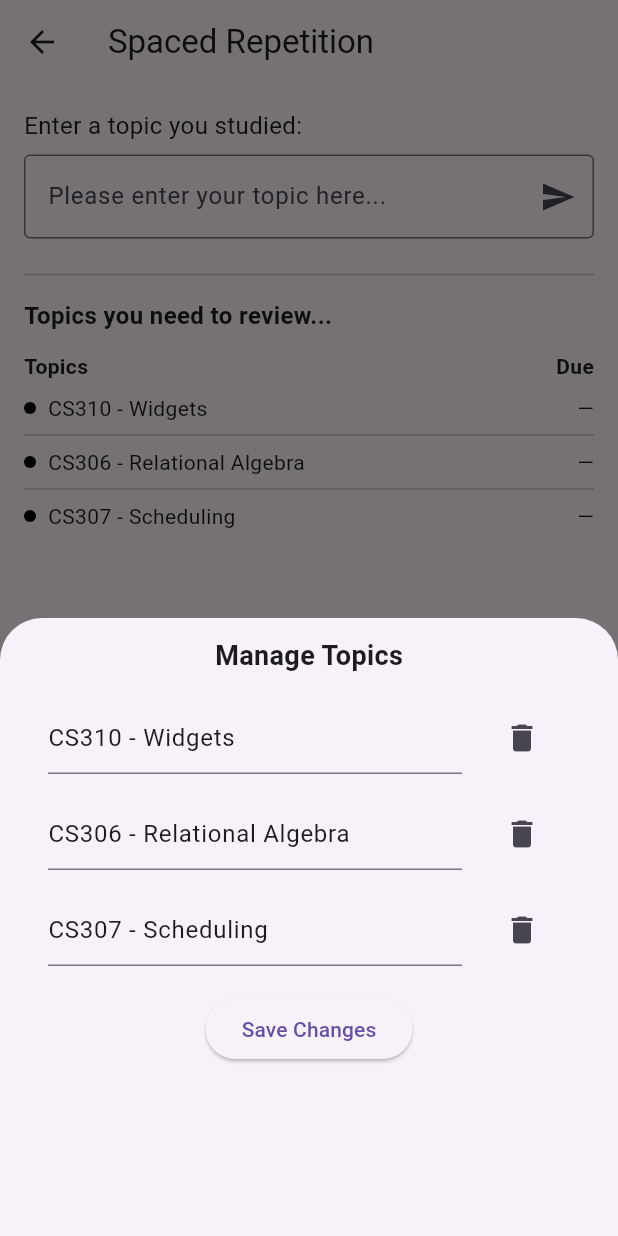
After one commit to eka026/meliusfocus, a Flutter app: the SpacedRepetitionScreen screen opened by its route, after a tap on "Manage the topics", on a phone screen of 412 x 824 dp. The commit adds this screen. Run offline on Flutter 3.47's test engine with Material 3 defaults, Android fonts, the phone set to English and light mode, and no system bars.

Commit message:
Developed the spaced repetition page

```diff
--- a/lib/homescreen.dart
+++ b/lib/homescreen.dart
@@ -62,7 +62,7 @@ class HomeScreen extends StatelessWidget {
                     title: 'Spaced Repetition',
                     subtitle: 'Create a spaced repetition plan',
                     onTap: () {
-                      // To be implemented
+                      Navigator.pushNamed(context, '/spaced_repetition');
                     },
                   ),
                   _HomeButton(
--- a/lib/main.dart
+++ b/lib/main.dart
@@ -7,6 +7,7 @@ import 'leaderboard.dart';
 import 'settings.dart';
 import 'login_signup_screen.dart';
 import 'profile_page.dart';
+import 'spaced_repetition.dart';
 
 void main() {
   runApp(const MyApp());
@@ -29,6 +30,7 @@ class MyApp extends StatelessWidget {
         '/leaderboard': (context) => const LeaderboardScreen(),
         '/settings': (context) => const SettingsScreen(),
         '/profile': (context) => const ProfilePage(),
+        '/spaced_repetition' : (context) => const SpacedRepetitionScreen(),
       },
     );
   }
--- /dev/null
+++ b/lib/spaced_repetition.dart
@@ -0,0 +1,241 @@
+import 'package:flutter/material.dart';
+
+/// SpacedRepetitionScreen is registered in main.dart under '/spaced_repetition'.
+class SpacedRepetitionScreen extends StatefulWidget {
+  const SpacedRepetitionScreen({Key? key}) : super(key: key);
+
+  @override
+  State<SpacedRepetitionScreen> createState() => _SpacedRepetitionScreenState();
+}
+
+class _SpacedRepetitionScreenState extends State<SpacedRepetitionScreen> {
+  final TextEditingController _controller = TextEditingController();
+
+  /// List of topics with a due date or description
+  final List<String> _topics = [
+    'CS310 - Widgets',
+    'CS306 - Relational Algebra',
+    'CS307 - Scheduling',
+  ];
+
+  @override
+  void dispose() {
+    _controller.dispose();
+    super.dispose();
+  }
+
+  void _addTopic(String title) {
+    if (title.trim().isEmpty) return;
+    setState(() {
+      _topics.add(title.trim());
+    });
+    _controller.clear();
+  }
+
+  void _manageTopics() {
+    showModalBottomSheet(
+      context: context,
+      isScrollControlled: true,
+      builder: (context) {
+        return FractionallySizedBox(
+          heightFactor: 0.5, // reduced height for a smaller popup
+          child: _TopicManager(
+            topics: List.from(_topics),
+            onUpdate: (updated) {
+              setState(() {
+                _topics
+                  ..clear()
+                  ..addAll(updated);
+              });
+            },
+          ),
+        );
+      },
+    );
+  }
+
+  @override
+  Widget build(BuildContext context) {
+    return Scaffold(
+      appBar: AppBar(
+        leading: IconButton(
+          icon: const Icon(Icons.arrow_back),
+          onPressed: () => Navigator.of(context).pop(),
+        ),
+        title: const Text('Spaced Repetition'),
+      ),
+      body: SafeArea(
+        child: Padding(
+          padding: const EdgeInsets.all(16.0),
+          child: Column(
+            crossAxisAlignment: CrossAxisAlignment.start,
+            children: [
+              const Text(
+                'Enter a topic you studied:',
+                style: TextStyle(fontSize: 16),
+              ),
+              const SizedBox(height: 8),
+              TextField(
+                controller: _controller,
+                decoration: InputDecoration(
+                  hintText: 'Please enter your topic here...',
+                  border: const OutlineInputBorder(),
+                  suffixIcon: IconButton(
+                    icon: const Icon(Icons.send),
+                    onPressed: () => _addTopic(_controller.text),
+                  ),
+                ),
+                onSubmitted: _addTopic,
+              ),
+              const SizedBox(height: 16),
+              const Divider(),
+              const SizedBox(height: 8),
+              const Text(
+                'Topics you need to review...',
+                style: TextStyle(
+                  fontSize: 16,
+                  fontWeight: FontWeight.w600,
+                ),
+              ),
+              const SizedBox(height: 8),
+              // Header row
+              Padding(
+                padding: const EdgeInsets.symmetric(vertical: 4.0),
+                child: Row(
+                  children: const [
+                    Expanded(
+                      child: Text(
+                        'Topics',
+                        style: TextStyle(fontWeight: FontWeight.bold),
+                      ),
+                    ),
+                    Text(
+                      'Due',
+                      style: TextStyle(fontWeight: FontWeight.bold),
+                    ),
+                  ],
+                ),
+              ),
+              const SizedBox(height: 4),
+              // Review list or placeholder if empty
+              Expanded(
+                child: _topics.isEmpty
+                    ? const Center(
+                  child: Text(
+                    'No topics to review.',
+                    style: TextStyle(color: Colors.grey),
+                  ),
+                )
+                    : ListView.separated(
+                  itemCount: _topics.length,
+                  separatorBuilder: (_, __) => const Divider(),
+                  itemBuilder: (_, index) {
+                    final title = _topics[index];
+                    return Row(
+                      children: [
+                        // bullet
+                        Container(
+                          width: 8,
+                          height: 8,
+                          margin: const EdgeInsets.only(right: 8),
+                          decoration: const BoxDecoration(
+                            shape: BoxShape.circle,
+                            color: Colors.black,
+                          ),
+                        ),
+                        Expanded(child: Text(title)),
+                        const Text('—'), // placeholder for due info
+                      ],
+                    );
+                  },
+                ),
+              ),
+              // Manage topics action
+              Padding(
+                padding: const EdgeInsets.only(top: 16.0),
+                child: Center(
+                  child: ElevatedButton(
+                    onPressed: _manageTopics,
+                    child: const Text('Manage the topics'),
+                  ),
+                ),
+              ),
+            ],
+          ),
+        ),
+      ),
+    );
+  }
+}
+
+/// A simple bottom sheet to edit or delete topics
+class _TopicManager extends StatefulWidget {
+  final List<String> topics;
+  final ValueChanged<List<String>> onUpdate;
+  const _TopicManager({required this.topics, required this.onUpdate});
+
+  @override
+  State<_TopicManager> createState() => _TopicManagerState();
+}
+
+class _TopicManagerState extends State<_TopicManager> {
+  late List<String> _editable;
+
+  @override
+  void initState() {
+    super.initState();
+    _editable = List.from(widget.topics);
+  }
+
+  @override
+  Widget build(BuildContext context) {
+    return SafeArea(
+      child: Padding(
+        padding: const EdgeInsets.symmetric(horizontal: 16.0, vertical: 12.0),
+        child: Column(
+          mainAxisSize: MainAxisSize.min,
+          children: [
+            const Text('Manage Topics', style: TextStyle(fontSize: 18, fontWeight: FontWeight.bold)),
+            const SizedBox(height: 10),
+            // Placeholder if no topics to manage
+            _editable.isEmpty
+                ? const Expanded(
+              child: Center(
+                child: Text(
+                  'No topics to manage.',
+                  style: TextStyle(color: Colors.grey),
+                ),
+              ),
+            )
+                : Flexible(
+              child: ListView.builder(
+                shrinkWrap: true,
+                itemCount: _editable.length,
+                itemBuilder: (context, i) {
+                  return ListTile(
+                    title: TextFormField(
+                      initialValue: _editable[i],
+                      onChanged: (val) => _editable[i] = val,
+                    ),
+                    trailing: IconButton(
+                      icon: const Icon(Icons.delete),
+                      onPressed: () => setState(() => _editable.removeAt(i)),
+                    ),
+                  );
+                },
+              ),
+            ),
+            const SizedBox(height: 10),
+            ElevatedButton(
+              onPressed: () {
+                widget.onUpdate(_editable);
+                Navigator.pop(context);
+              },
+              child: const Text('Save Changes'),
+            ),
+          ],
+        ),
+      ),
+    );
+  }
+}
```
